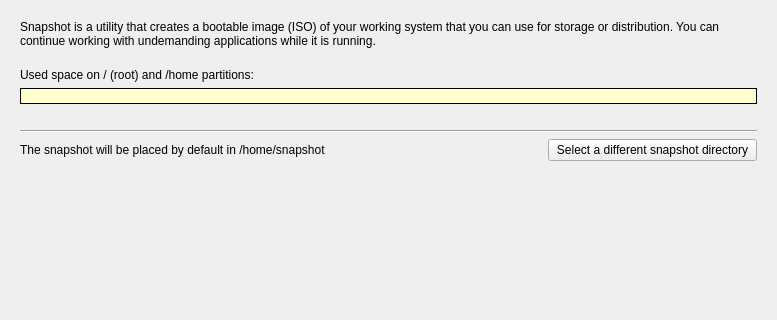
Qt form mxsnapshot.ui (AdrianTM/mx-snapshot-old) before a commit; both pictures show x 0 to 777 and y 0 to 320 of the 777 by 505 pixel window.
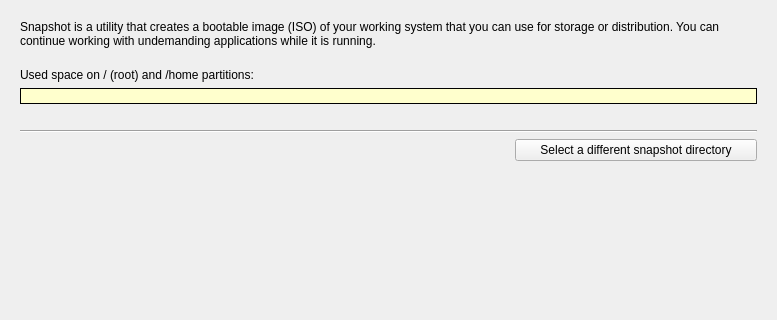
The same form after that commit. Icons and pictures are not drawn.

Patch:
```diff
--- a/mxsnapshot.ui
+++ b/mxsnapshot.ui
@@ -37,13 +37,6 @@
          </property>
         </widget>
        </item>
-       <item row="9" column="0">
-        <widget class="QLabel" name="labelSnapshot">
-         <property name="text">
-          <string>The snapshot will be placed by default in /home/snapshot</string>
-         </property>
-        </widget>
-       </item>
        <item row="1" column="0" colspan="3">
         <widget class="QLabel" name="labelCurrentSpace">
          <property name="text">
@@ -121,6 +114,16 @@
          </property>
         </widget>
        </item>
+       <item row="9" column="0" colspan="2">
+        <widget class="QLabel" name="labelSnapshot">
+         <property name="text">
+          <string/>
+         </property>
+         <property name="wordWrap">
+          <bool>true</bool>
+         </property>
+        </widget>
+       </item>
       </layout>
      </widget>
      <widget class="QWidget" name="settingsPage">
```
